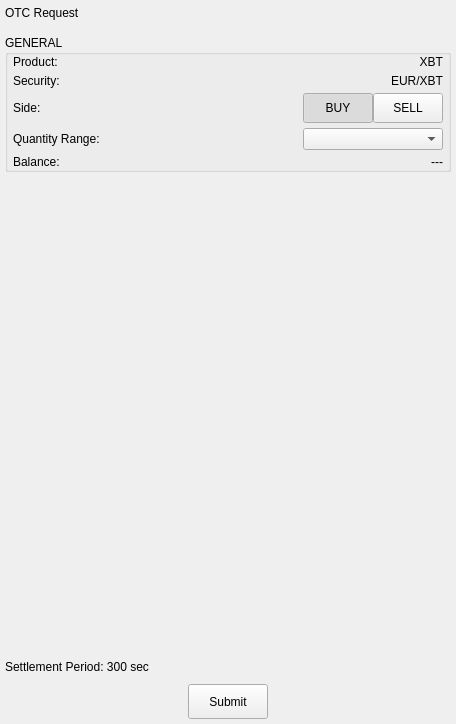
Qt form BlockSettleUILib/CreateOTCRequestWidget.ui (BlockSettle/terminal) before a commit.
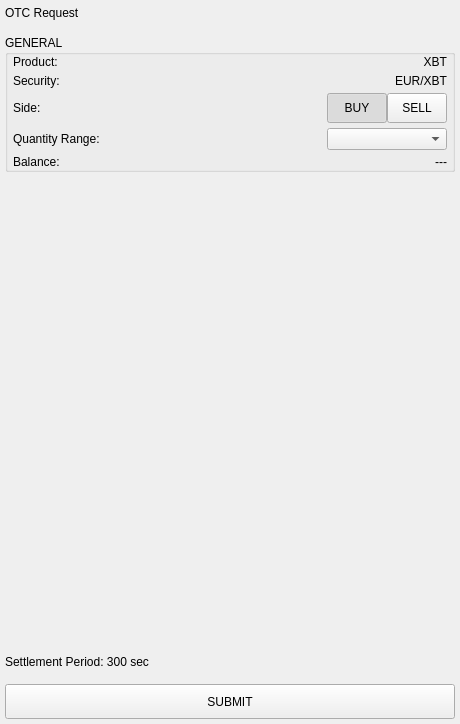
The same form after that commit.

The edit to the form file:
```diff
--- a/BlockSettleUILib/CreateOTCRequestWidget.ui
+++ b/BlockSettleUILib/CreateOTCRequestWidget.ui
@@ -6,7 +6,7 @@
    <rect>
     <x>0</x>
     <y>0</y>
-    <width>456</width>
+    <width>460</width>
     <height>724</height>
    </rect>
   </property>
@@ -27,7 +27,7 @@
     <number>0</number>
    </property>
    <property name="bottomMargin">
-    <number>5</number>
+    <number>0</number>
    </property>
    <item>
     <widget class="QWidget" name="headerWidget" native="true">
@@ -253,13 +253,13 @@
                 <widget class="QPushButton" name="pushButtonBuy">
                  <property name="minimumSize">
                   <size>
-                   <width>70</width>
+                   <width>60</width>
                    <height>30</height>
                   </size>
                  </property>
                  <property name="maximumSize">
                   <size>
-                   <width>70</width>
+                   <width>60</width>
                    <height>30</height>
                   </size>
                  </property>
@@ -281,13 +281,13 @@
                 <widget class="QPushButton" name="pushButtonSell">
                  <property name="minimumSize">
                   <size>
-                   <width>70</width>
+                   <width>60</width>
                    <height>30</height>
                   </size>
                  </property>
                  <property name="maximumSize">
                   <size>
-                   <width>70</width>
+                   <width>60</width>
                    <height>30</height>
                   </size>
                  </property>
@@ -350,13 +350,13 @@
              <widget class="QComboBox" name="comboBoxRange">
               <property name="minimumSize">
                <size>
-                <width>140</width>
+                <width>120</width>
                 <height>0</height>
                </size>
               </property>
               <property name="maximumSize">
                <size>
-                <width>140</width>
+                <width>120</width>
                 <height>16777215</height>
                </size>
               </property>
@@ -454,36 +454,32 @@
     </widget>
    </item>
    <item>
-    <widget class="QWidget" name="widgetSubmit" native="true">
-     <layout class="QHBoxLayout" name="horizontalLayout_8">
+    <widget class="QWidget" name="horizontalWidgetSubmit" native="true">
+     <property name="minimumSize">
+      <size>
+       <width>0</width>
+       <height>0</height>
+      </size>
+     </property>
+     <property name="buttonBar" stdset="0">
+      <bool>true</bool>
+     </property>
+     <layout class="QHBoxLayout" name="horizontalLayout_4">
       <property name="spacing">
-       <number>0</number>
+       <number>5</number>
       </property>
       <property name="leftMargin">
-       <number>0</number>
+       <number>5</number>
       </property>
       <property name="topMargin">
-       <number>0</number>
+       <number>5</number>
       </property>
       <property name="rightMargin">
-       <number>0</number>
+       <number>5</number>
       </property>
       <property name="bottomMargin">
-       <number>0</number>
+       <number>5</number>
       </property>
-      <item>
-       <spacer name="horizontalSpacer_3">
-        <property name="orientation">
-         <enum>Qt::Horizontal</enum>
-        </property>
-        <property name="sizeHint" stdset="0">
-         <size>
-          <width>161</width>
-          <height>20</height>
-         </size>
-        </property>
-       </spacer>
-      </item>
       <item>
        <widget class="QPushButton" name="pushButtonSubmit">
         <property name="minimumSize">
@@ -492,33 +488,17 @@
           <height>35</height>
          </size>
         </property>
-        <property name="maximumSize">
-         <size>
-          <width>16777215</width>
-          <height>35</height>
-         </size>
+        <property name="styleSheet">
+         <string notr="true"/>
         </property>
         <property name="text">
-         <string>Submit</string>
+         <string>SUBMIT</string>
         </property>
        </widget>
-      </item>
-      <item>
-       <spacer name="horizontalSpacer_4">
-        <property name="orientation">
-         <enum>Qt::Horizontal</enum>
-        </property>
-        <property name="sizeHint" stdset="0">
-         <size>
-          <width>160</width>
-          <height>20</height>
-         </size>
-        </property>
-       </spacer>
-      </item>
+      </item>          
      </layout>
     </widget>
-   </item>
+   </item>    
   </layout>
  </widget>
  <resources/>
```
